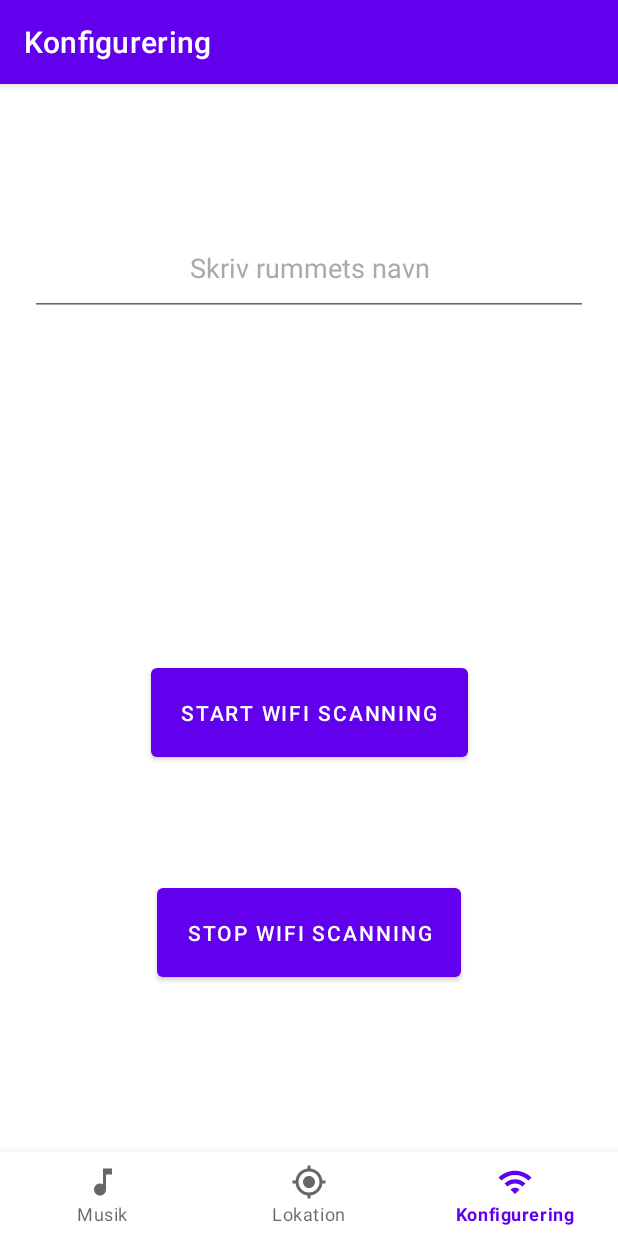
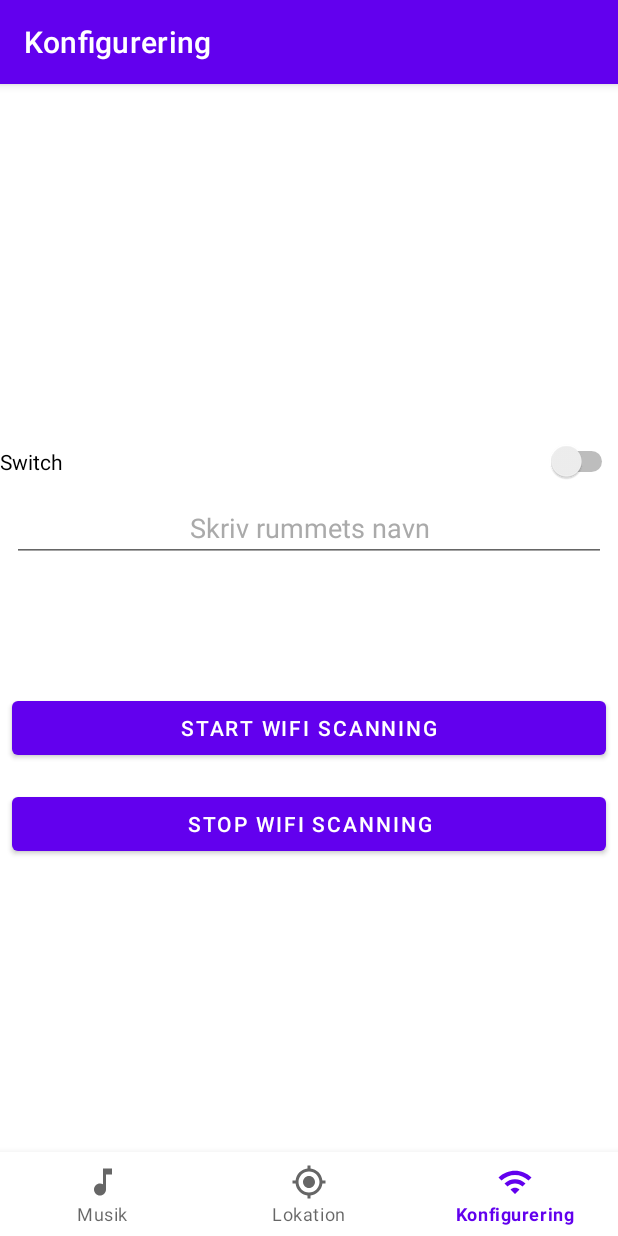
Before and after one commit to moestergaard/UbiquitousMusicStreaming, an Android app: the ConfigurationFragment screen opened through its navigation route, on a phone screen of 412 x 824 dp. Run offline under Robolectric (Android 15) with nearby library versions, the phone set to English and light mode, and no system bars; our stand-ins replace navigation-ui; 7 statements that could not run were skipped.

Commit message:
Checkpoint before GUI update.

```diff
--- a/app/src/main/java/com/example/ubiquitousmusicstreaming/WifiReceiver.java
+++ b/app/src/main/java/com/example/ubiquitousmusicstreaming/WifiReceiver.java
@@ -51,7 +51,7 @@ public class WifiReceiver extends BroadcastReceiver {
 
 
     private void notifyMainActivity() {
-        mainActivity.update()
+        mainActivity.update();
     }
 
     public List<ScanResult> getScanResult() {
--- a/app/src/main/java/com/example/ubiquitousmusicstreaming/ui/configuration/ConfigurationFragment.java
+++ b/app/src/main/java/com/example/ubiquitousmusicstreaming/ui/configuration/ConfigurationFragment.java
@@ -39,6 +39,7 @@ import java.io.InputStreamReader;
 import java.util.ArrayList;
 import java.util.Arrays;
 import java.util.List;
+import java.lang.Math;
 
 public class ConfigurationFragment extends Fragment {
 
@@ -50,7 +51,7 @@ public class ConfigurationFragment extends Fragment {
     Button buttonStartScanning, buttonGetResultScanning;
     TextView textViewStartScanning, textViewStopScanning;
     String room, displayGetScanResult, lastScanResults = "";
-    String FILE_NAME = "WifiData230413.txt";
+    String FILE_NAME = "WifiData230421_9-12-" + Math.random() + ".txt";
     String[] locations = new String[]{"Kontor", "Stue", "Køkken"};
     List<ScanResult> scanResults;
     Boolean scan = false;
--- a/app/src/main/res/layout/fragment_configuration.xml
+++ b/app/src/main/res/layout/fragment_configuration.xml
@@ -2,103 +2,65 @@
 <androidx.constraintlayout.widget.ConstraintLayout xmlns:android="http://schemas.android.com/apk/res/android"
     xmlns:app="http://schemas.android.com/apk/res-auto"
     xmlns:tools="http://schemas.android.com/tools"
-    android:id="@+id/ConfigurationFragment"
     android:layout_width="match_parent"
     android:layout_height="match_parent"
-    android:layout_centerInParent="true"
-    android:layout_gravity="center"
-    android:gravity="center"
-    android:padding="20dp"
     tools:context=".ui.configuration.ConfigurationFragment">
 
-    <Button
-        android:id="@+id/btnStartScanning"
-        android:layout_width="wrap_content"
+    <LinearLayout
+        android:layout_width="match_parent"
+        android:layout_height="match_parent"
+        android:layout_marginBottom="60dp"
+        android:orientation="vertical"
+        android:gravity="center"
+        app:layout_constraintBottom_toBottomOf="parent">
+
+        <Switch
+            android:id="@+id/switch1"
+            android:layout_width="match_parent"
             android:layout_height="wrap_content"
-        android:layout_below="@id/editTextRoom"
-        android:layout_centerInParent="true"
-        android:gravity="center"
-        android:paddingStart="20dp"
-        android:paddingTop="20dp"
-        android:paddingEnd="20dp"
-        android:paddingBottom="20dp"
-        android:text="Start Wifi Scanning"
-        app:layout_constraintBottom_toBottomOf="parent"
-        app:layout_constraintEnd_toEndOf="parent"
-        app:layout_constraintStart_toStartOf="parent"
-        app:layout_constraintTop_toTopOf="@id/editTextRoom" />
-
-    <Button
-        android:id="@+id/btnStopScanning"
-        android:layout_width="wrap_content"
-        android:layout_height="wrap_content"
-        android:layout_below="@id/btnStartScanning"
-        android:layout_centerInParent="true"
-        android:gravity="center"
-        android:paddingStart="20dp"
-        android:paddingTop="20dp"
-        android:paddingEnd="20dp"
-        android:paddingBottom="20dp"
-        android:text="Stop Wifi Scanning"
-        app:layout_constraintBottom_toBottomOf="parent"
-        app:layout_constraintEnd_toEndOf="parent"
-        app:layout_constraintStart_toStartOf="parent"
-        app:layout_constraintTop_toTopOf="@id/btnStartScanning" />
-
-    <TextView
-        android:id="@+id/textRoom"
-        android:layout_width="wrap_content"
-        android:layout_height="wrap_content"
-        android:layout_below="@id/btnStopScanning"
-        android:layout_centerInParent="true"
-        android:gravity="center"
-        android:paddingStart="20dp"
-        android:paddingTop="20dp"
-        android:paddingEnd="20dp"
-        android:paddingBottom="20dp"
-        app:layout_constraintBottom_toBottomOf="parent"
-        app:layout_constraintEnd_toEndOf="parent"
-        app:layout_constraintStart_toStartOf="parent"
-        app:layout_constraintTop_toTopOf="@id/btnStopScanning" />
-
-    <TextView
-        android:id="@+id/textStopScanning"
-        android:layout_width="wrap_content"
-        android:layout_height="wrap_content"
-        android:layout_below="@id/btnStopScanning"
-        android:layout_centerInParent="true"
-        android:gravity="center"
-        android:paddingStart="20dp"
-        android:paddingTop="20dp"
-        android:paddingEnd="20dp"
-        android:paddingBottom="20dp"
-        app:layout_constraintBottom_toBottomOf="parent"
-        app:layout_constraintEnd_toEndOf="parent"
-        app:layout_constraintStart_toStartOf="parent"
-        app:layout_constraintTop_toTopOf="@id/btnStopScanning" />
+            android:text="Switch" />
 
         <EditText
             android:id="@+id/editTextRoom"
             android:layout_width="match_parent"
             android:layout_height="wrap_content"
-        android:layout_centerInParent="true"
             android:autofillHints="Skriv rummets navn"
             android:ems="10"
             android:gravity="center"
             android:hint="Skriv rummets navn"
             android:inputType="textPersonName"
-        android:paddingStart="20dp"
-        android:paddingTop="20dp"
-        android:paddingEnd="20dp"
-        android:paddingBottom="20dp"
-        android:textColorHint="@android:color/darker_gray"
-        app:layout_constraintBottom_toBottomOf="parent"
-        app:layout_constraintEnd_toEndOf="parent"
-        app:layout_constraintHorizontal_bias="0.0"
-        app:layout_constraintStart_toStartOf="parent"
-        app:layout_constraintTop_toTopOf="parent"
-        app:layout_constraintVertical_bias="0.023" />
+            android:layout_margin="8dp"
+            android:textColorHint="@android:color/darker_gray"/>
+
+        <TextView
+            android:id="@+id/textRoom"
+            android:layout_width="match_parent"
+            android:layout_height="wrap_content"
+            android:gravity="center"
+            android:layout_margin="8dp"/>
+
+        <TextView
+            android:id="@+id/textStopScanning"
+            android:layout_width="match_parent"
+            android:layout_height="wrap_content"
+            android:gravity="center"
+            android:layout_margin="8dp"/>
+
+        <Button
+            android:id="@+id/btnStartScanning"
+            android:layout_width="match_parent"
+            android:layout_height="wrap_content"
+            android:layout_margin="8dp"
+            android:text="Start Wifi Scanning"/>
+        <Button
+            android:id="@+id/btnStopScanning"
+            android:layout_width="match_parent"
+            android:layout_height="wrap_content"
+            android:layout_margin="8dp"
+            android:text="Stop Wifi Scanning"/>
 
 
 
+    </LinearLayout>
+
 </androidx.constraintlayout.widget.ConstraintLayout>
```
Lines whose indentation alone changed are shown as unchanged.
